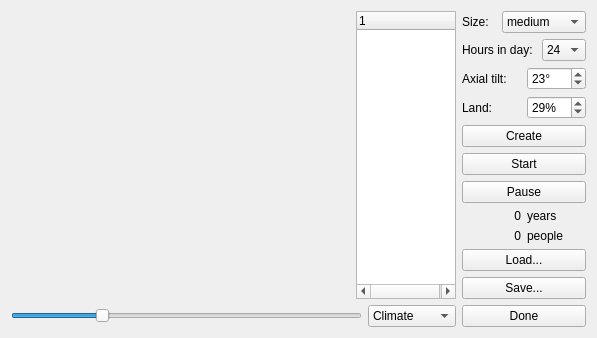
tps12/Tec-Nine, file world.ui: the form before one commit.
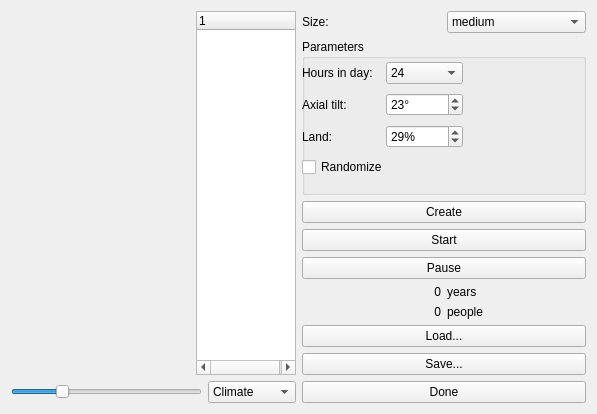
The form after the commit.

Commit message:
Randomize world parameters by default
Currently uniform, maybe some normal-ish distribution would be better?

```diff
--- a/world.ui
+++ b/world.ui
@@ -173,9 +173,65 @@
       </layout>
      </item>
       <item>
+      <layout class="QVBoxLayout" name="verticalLayout_3" stretch="10">
+       <property name="spacing">
+        <number>-1</number>
+       </property>
+       <property name="sizeConstraint">
+        <enum>QLayout::SetDefaultConstraint</enum>
+       </property>
+       <property name="topMargin">
+        <number>0</number>
+       </property>
+       <item>
+        <widget class="QGroupBox" name="groupBox">
+         <property name="sizePolicy">
+          <sizepolicy hsizetype="MinimumExpanding" vsizetype="MinimumExpanding">
+           <horstretch>0</horstretch>
+           <verstretch>0</verstretch>
+          </sizepolicy>
+         </property>
+         <property name="minimumSize">
+          <size>
+           <width>150</width>
+           <height>156</height>
+          </size>
+         </property>
+         <property name="title">
+          <string>Parameters</string>
+         </property>
+         <property name="flat">
+          <bool>true</bool>
+         </property>
+         <property name="checkable">
+          <bool>false</bool>
+         </property>
+         <property name="checked">
+          <bool>false</bool>
+         </property>
+         <widget class="QWidget" name="">
+          <property name="geometry">
+           <rect>
+            <x>0</x>
+            <y>20</y>
+            <width>161</width>
+            <height>121</height>
+           </rect>
+          </property>
+          <layout class="QVBoxLayout" name="verticalLayout_5">
+           <property name="bottomMargin">
+            <number>0</number>
+           </property>
+           <item>
       <layout class="QHBoxLayout">
+             <property name="leftMargin">
+              <number>0</number>
+             </property>
+             <property name="rightMargin">
+              <number>0</number>
+             </property>
        <item>
-        <widget class="QLabel">
+              <widget class="QLabel" name="label">
          <property name="text">
           <string>Hours in day: </string>
          </property>
@@ -219,7 +275,7 @@
       <item>
       <layout class="QHBoxLayout">
        <item>
-        <widget class="QLabel">
+              <widget class="QLabel" name="label">
          <property name="text">
           <string>Axial tilt: </string>
          </property>
@@ -249,7 +305,7 @@
      <item>
       <layout class="QHBoxLayout">
        <item>
-        <widget class="QLabel">
+              <widget class="QLabel" name="label">
          <property name="text">
           <string>Land: </string>
          </property>
@@ -272,6 +328,23 @@
          <property name="value">
           <number>29</number>
          </property>
+              </widget>
+             </item>
+            </layout>
+           </item>
+           <item>
+            <widget class="QCheckBox" name="randomize">
+             <property name="text">
+              <string>Randomize</string>
+             </property>
+            </widget>
+           </item>
+          </layout>
+         </widget>
+         <zorder></zorder>
+         <zorder></zorder>
+         <zorder></zorder>
+         <zorder></zorder>
         </widget>
        </item>
       </layout>
```
Lines whose indentation alone changed are shown as unchanged. The commit also changes 1 other file.
